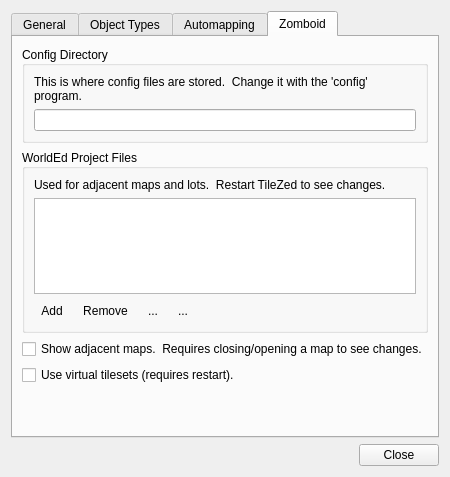
Before: the Qt Designer form src/tiled/preferencesdialog.ui in timbaker/tiled, drawn with Qt 5.
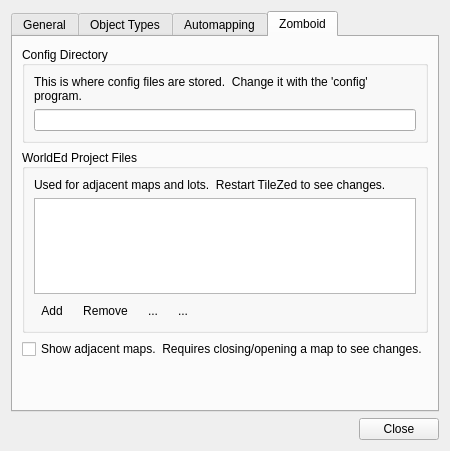
After: the same form once the commit is applied. The open tabs and pages were chosen to show the change. Icons and pictures are not drawn. Custom widgets are drawn as their Qt base class.

Commit message: Removed all virtual tileset code.

What changed in the file:
```diff
--- a/src/tiled/preferencesdialog.ui
+++ b/src/tiled/preferencesdialog.ui
@@ -547,13 +547,6 @@
          </property>
         </widget>
        </item>
-       <item>
-        <widget class="QCheckBox" name="useVirtualTilesets">
-         <property name="text">
-          <string>Use virtual tilesets (requires restart).</string>
-         </property>
-        </widget>
-       </item>
        <item>
         <spacer name="verticalSpacer_2">
          <property name="orientation">
```
Left out of the diff: 2 changed lines with no effect on the pictures. The commit also changes 48 other files.
